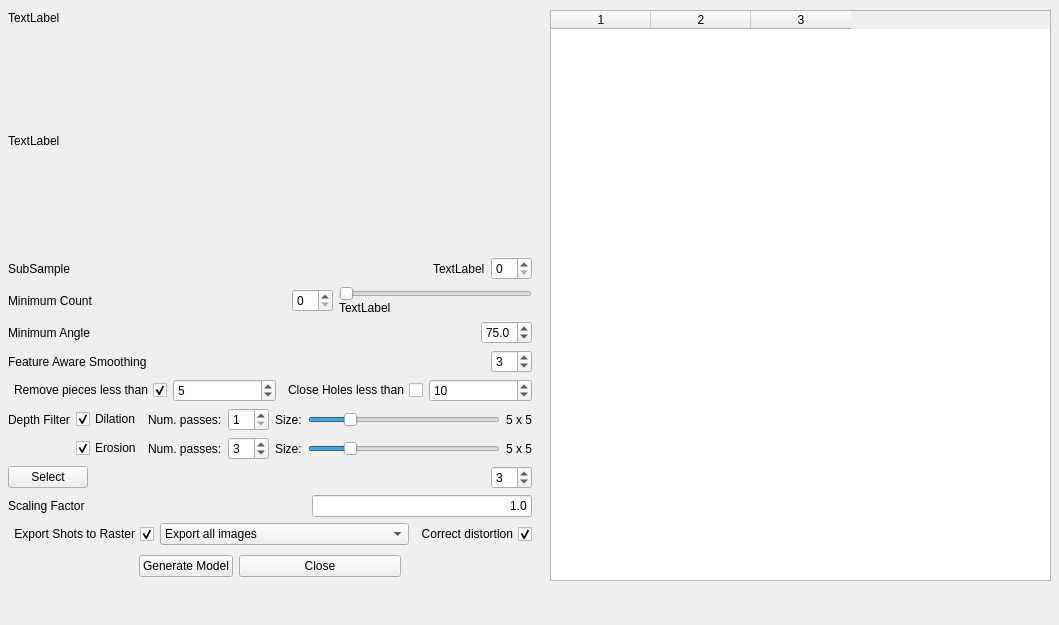
This is src/meshlabplugins/edit_arc3D/ui/v3dImportDialog.ui in cnr-isti-vclab/meshlab as Qt 5 draws it before an edit. The edited form follows.
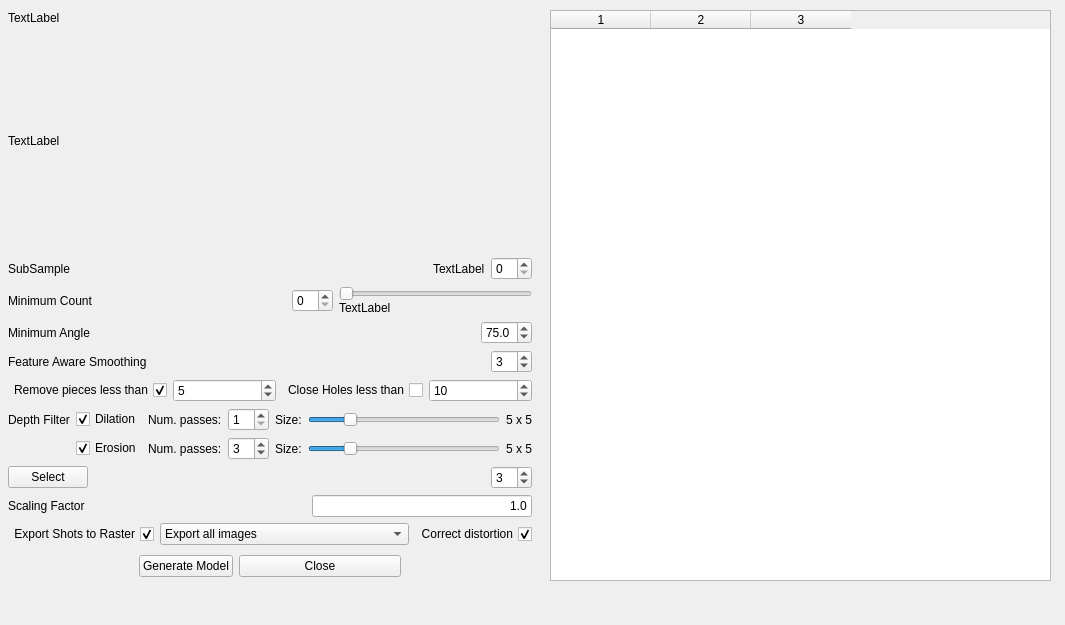
This is the edited form.

Commit message: dellepiane: edit_arc3D, added final rotation to "straighten" the model

Diff of the .ui file:
```diff
--- a/src/meshlabplugins/edit_arc3D/ui/v3dImportDialog.ui
+++ b/src/meshlabplugins/edit_arc3D/ui/v3dImportDialog.ui
@@ -6,14 +6,26 @@
    <rect>
     <x>0</x>
     <y>0</y>
-    <width>1059</width>
+    <width>1065</width>
     <height>625</height>
    </rect>
   </property>
+  <property name="sizePolicy">
+   <sizepolicy hsizetype="Expanding" vsizetype="Expanding">
+    <horstretch>0</horstretch>
+    <verstretch>0</verstretch>
+   </sizepolicy>
+  </property>
   <property name="windowTitle">
    <string>DockWidget</string>
   </property>
   <widget class="QWidget" name="dockWidgetContents">
+   <property name="sizePolicy">
+    <sizepolicy hsizetype="MinimumExpanding" vsizetype="MinimumExpanding">
+     <horstretch>0</horstretch>
+     <verstretch>0</verstretch>
+    </sizepolicy>
+   </property>
    <widget class="QWidget" name="layoutWidget">
     <property name="geometry">
      <rect>
```
The commit also changes 1 other file.
